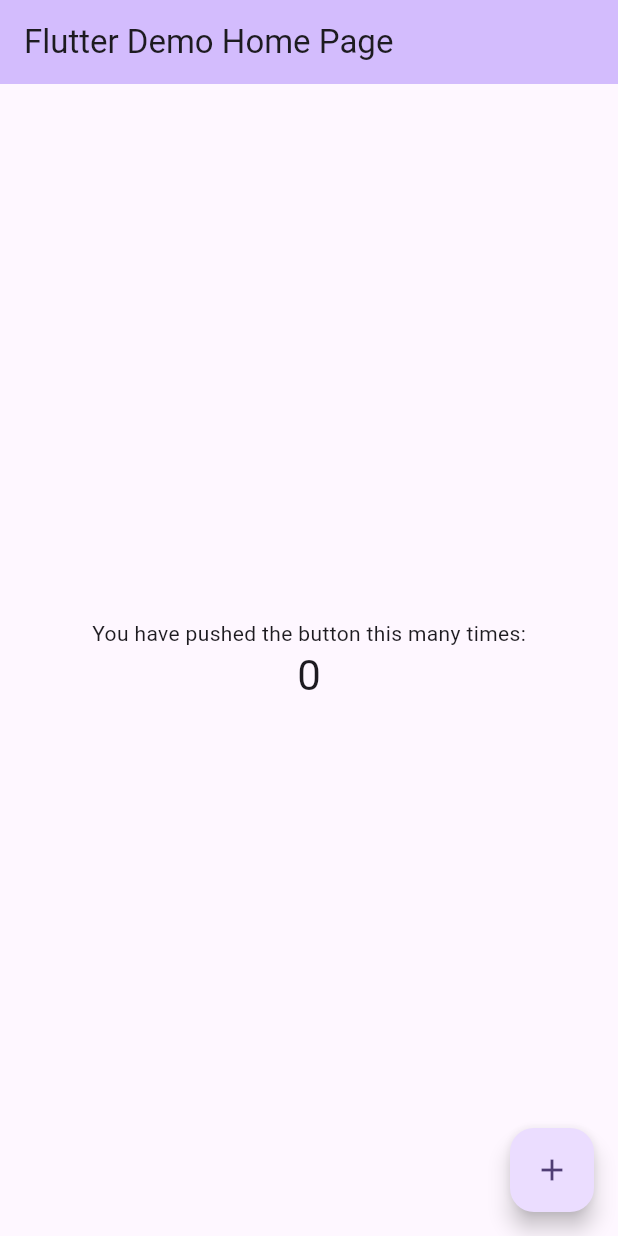
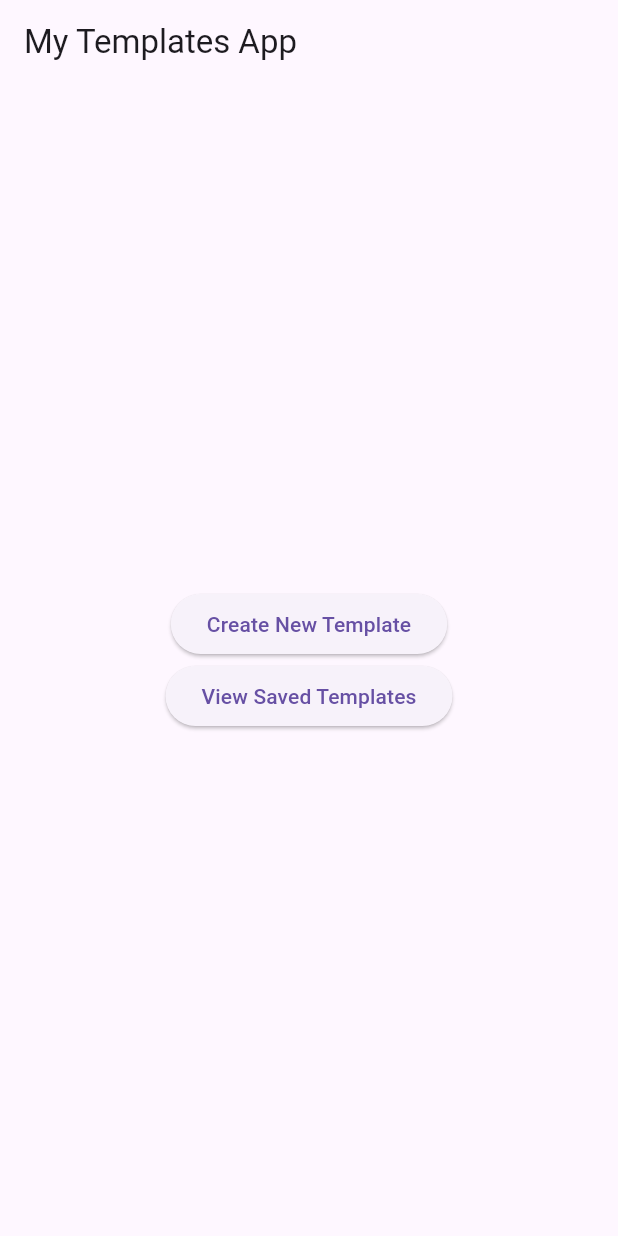
Before and after one commit to Nishilsoni/BrandZ, a Flutter app: the screen it shows after launch, on a phone screen of 412 x 824 dp. Run offline on Flutter 3.47's test engine with Material 3 defaults, Android fonts, the phone set to English and light mode, and no system bars; our stand-ins replace cloud_firestore, firebase_core; accounts and stored records are empty.

```diff
--- /dev/null
+++ b/lib/home_screen.dart
@@ -0,0 +1,39 @@
+import 'package:flutter/material.dart';
+import 'template_editor_screen.dart';
+import 'saved_templates_screen.dart';
+
+class HomeScreen extends StatelessWidget {
+  @override
+  Widget build(BuildContext context) {
+    return Scaffold(
+      appBar: AppBar(
+        title: Text('My Templates App'),
+      ),
+      body: Center(
+        child: Column(
+          mainAxisAlignment: MainAxisAlignment.center,
+          children: <Widget>[
+            ElevatedButton(
+              onPressed: () {
+                Navigator.push(
+                  context,
+                  MaterialPageRoute(builder: (context) => TemplateEditorScreen()),
+                );
+              },
+              child: Text('Create New Template'),
+            ),
+            ElevatedButton(
+              onPressed: () {
+                Navigator.push(
+                  context,
+                  MaterialPageRoute(builder: (context) => SavedTemplatesScreen()),
+                );
+              },
+              child: Text('View Saved Templates'),
+            ),
+          ],
+        ),
+      ),
+    );
+  }
+}
--- a/lib/main.dart
+++ b/lib/main.dart
@@ -1,125 +1,23 @@
 import 'package:flutter/material.dart';
+import 'package:firebase_core/firebase_core.dart';
+import 'package:flutter_application_1/home_screen.dart';
+// import 'screens/home_screen.dart';
 
-void main() {
-  runApp(const MyApp());
+void main() async {
+  WidgetsFlutterBinding.ensureInitialized();
+  await Firebase.initializeApp();
+  runApp(MyTemplatesApp());
 }
 
-class MyApp extends StatelessWidget {
-  const MyApp({super.key});
-
-  // This widget is the root of your application.
+class MyTemplatesApp extends StatelessWidget {
   @override
   Widget build(BuildContext context) {
     return MaterialApp(
-      title: 'Flutter Demo',
+      title: 'My Templates App',
       theme: ThemeData(
-        // This is the theme of your application.
-        //
-        // TRY THIS: Try running your application with "flutter run". You'll see
-        // the application has a purple toolbar. Then, without quitting the app,
-        // try changing the seedColor in the colorScheme below to Colors.green
-        // and then invoke "hot reload" (save your changes or press the "hot
-        // reload" button in a Flutter-supported IDE, or press "r" if you used
-        // the command line to start the app).
-        //
-        // Notice that the counter didn't reset back to zero; the application
-        // state is not lost during the reload. To reset the state, use hot
-        // restart instead.
-        //
-        // This works for code too, not just values: Most code changes can be
-        // tested with just a hot reload.
-        colorScheme: ColorScheme.fromSeed(seedColor: Colors.deepPurple),
-        useMaterial3: true,
+        primarySwatch: Colors.blue,
       ),
-      home: const MyHomePage(title: 'Flutter Demo Home Page'),
+      home: HomeScreen(),
     );
   }
 }
-
-class MyHomePage extends StatefulWidget {
-  const MyHomePage({super.key, required this.title});
-
-  // This widget is the home page of your application. It is stateful, meaning
-  // that it has a State object (defined below) that contains fields that affect
-  // how it looks.
-
-  // This class is the configuration for the state. It holds the values (in this
-  // case the title) provided by the parent (in this case the App widget) and
-  // used by the build method of the State. Fields in a Widget subclass are
-  // always marked "final".
-
-  final String title;
-
-  @override
-  State<MyHomePage> createState() => _MyHomePageState();
-}
-
-class _MyHomePageState extends State<MyHomePage> {
-  int _counter = 0;
-
-  void _incrementCounter() {
-    setState(() {
-      // This call to setState tells the Flutter framework that something has
-      // changed in this State, which causes it to rerun the build method below
-      // so that the display can reflect the updated values. If we changed
-      // _counter without calling setState(), then the build method would not be
-      // called again, and so nothing would appear to happen.
-      _counter++;
-    });
-  }
-
-  @override
-  Widget build(BuildContext context) {
-    // This method is rerun every time setState is called, for instance as done
-    // by the _incrementCounter method above.
-    //
-    // The Flutter framework has been optimized to make rerunning build methods
-    // fast, so that you can just rebuild anything that needs updating rather
-    // than having to individually change instances of widgets.
-    return Scaffold(
-      appBar: AppBar(
-        // TRY THIS: Try changing the color here to a specific color (to
-        // Colors.amber, perhaps?) and trigger a hot reload to see the AppBar
-        // change color while the other colors stay the same.
-        backgroundColor: Theme.of(context).colorScheme.inversePrimary,
-        // Here we take the value from the MyHomePage object that was created by
-        // the App.build method, and use it to set our appbar title.
-        title: Text(widget.title),
-      ),
-      body: Center(
-        // Center is a layout widget. It takes a single child and positions it
-        // in the middle of the parent.
-        child: Column(
-          // Column is also a layout widget. It takes a list of children and
-          // arranges them vertically. By default, it sizes itself to fit its
-          // children horizontally, and tries to be as tall as its parent.
-          //
-          // Column has various properties to control how it sizes itself and
-          // how it positions its children. Here we use mainAxisAlignment to
-          // center the children vertically; the main axis here is the vertical
-          // axis because Columns are vertical (the cross axis would be
-          // horizontal).
-          //
-          // TRY THIS: Invoke "debug painting" (choose the "Toggle Debug Paint"
-          // action in the IDE, or press "p" in the console), to see the
-          // wireframe for each widget.
-          mainAxisAlignment: MainAxisAlignment.center,
-          children: <Widget>[
-            const Text(
-              'You have pushed the button this many times:',
-            ),
-            Text(
-              '$_counter',
-              style: Theme.of(context).textTheme.headlineMedium,
-            ),
-          ],
-        ),
-      ),
-      floatingActionButton: FloatingActionButton(
-        onPressed: _incrementCounter,
-        tooltip: 'Increment',
-        child: const Icon(Icons.add),
-      ), // This trailing comma makes auto-formatting nicer for build methods.
-    );
-  }
-}
--- /dev/null
+++ b/lib/models/template.dart
@@ -0,0 +1 @@
+// TODO Implement this library.
--- /dev/null
+++ b/lib/saved_templates_screen.dart
@@ -0,0 +1,15 @@
+import 'package:flutter/material.dart';
+
+class SavedTemplatesScreen extends StatelessWidget {
+  @override
+  Widget build(BuildContext context) {
+    return Scaffold(
+      appBar: AppBar(
+        title: Text('Saved Templates'),
+      ),
+      body: Center(
+        child: Text('No saved templates yet!'),
+      ),
+    );
+  }
+}
--- /dev/null
+++ b/lib/storage_service.dart
@@ -0,0 +1,13 @@
+import 'package:cloud_firestore/cloud_firestore.dart';
+
+class StorageService {
+  final FirebaseFirestore _db = FirebaseFirestore.instance;
+
+  Future<void> saveTemplate(Map<String, dynamic> data) async {
+    await _db.collection('templates').add(data);
+  }
+
+  Stream<QuerySnapshot> getTemplates() {
+    return _db.collection('templates').snapshots();
+  }
+}
--- /dev/null
+++ b/lib/template.dart
@@ -0,0 +1,6 @@
+class Template {
+  final String title;
+  final String content;
+
+  Template({required this.title, required this.content});
+}
--- /dev/null
+++ b/lib/template_service.dart
@@ -0,0 +1,26 @@
+import 'package:flutter_application_1/template.dart';
+
+import '../models/template.dart';
+import 'storage_service.dart';
+
+class TemplateService {
+  final StorageService _storageService = StorageService();
+
+  Future<void> saveTemplate(Template template) async {
+    await _storageService.saveTemplate({
+      'title': template.title,
+      'content': template.content,
+    });
+  }
+
+  Stream<List<Template>> getTemplates() {
+    return _storageService.getTemplates().map((snapshot) {
+      return snapshot.docs.map((doc) {
+        return Template(
+          title: doc['title'],
+          content: doc['content'],
+        );
+      }).toList();
+    });
+  }
+}
```
Also changed, not shown: lib/template_editor.dart (added, +35 -0 lines), lib/template_editor_screen.dart (added, +15 -0 lines), pubspec.yaml (+9 -0 lines), lib/template_card.dart (added), pubspec.lock, 7 other files.
